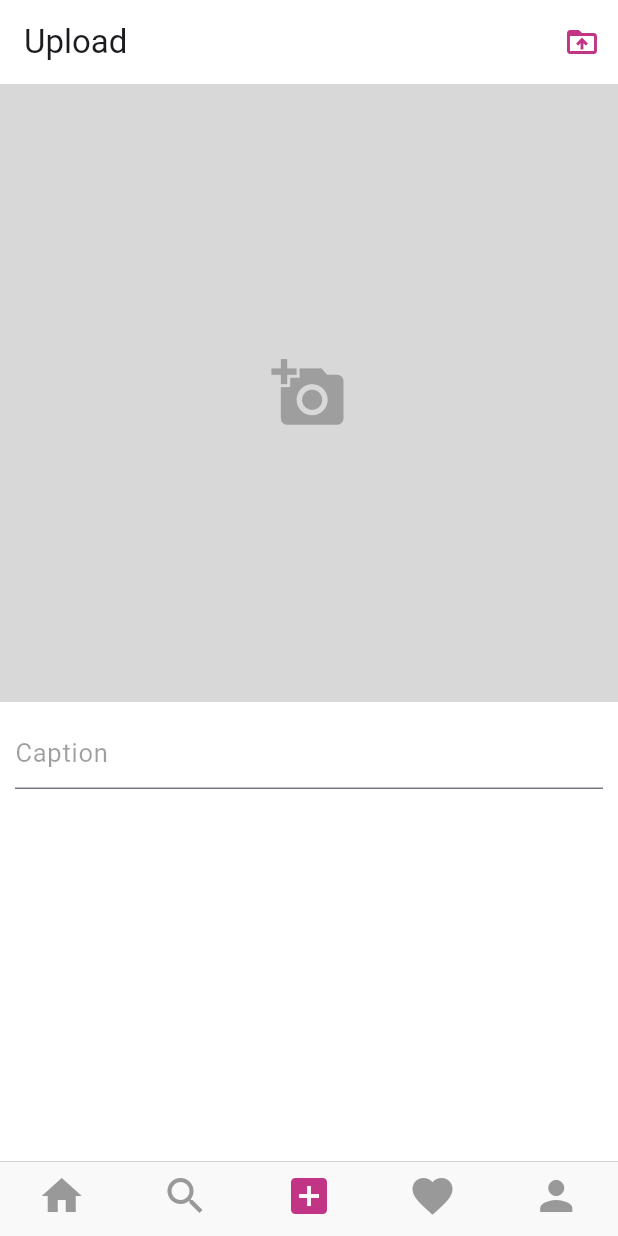
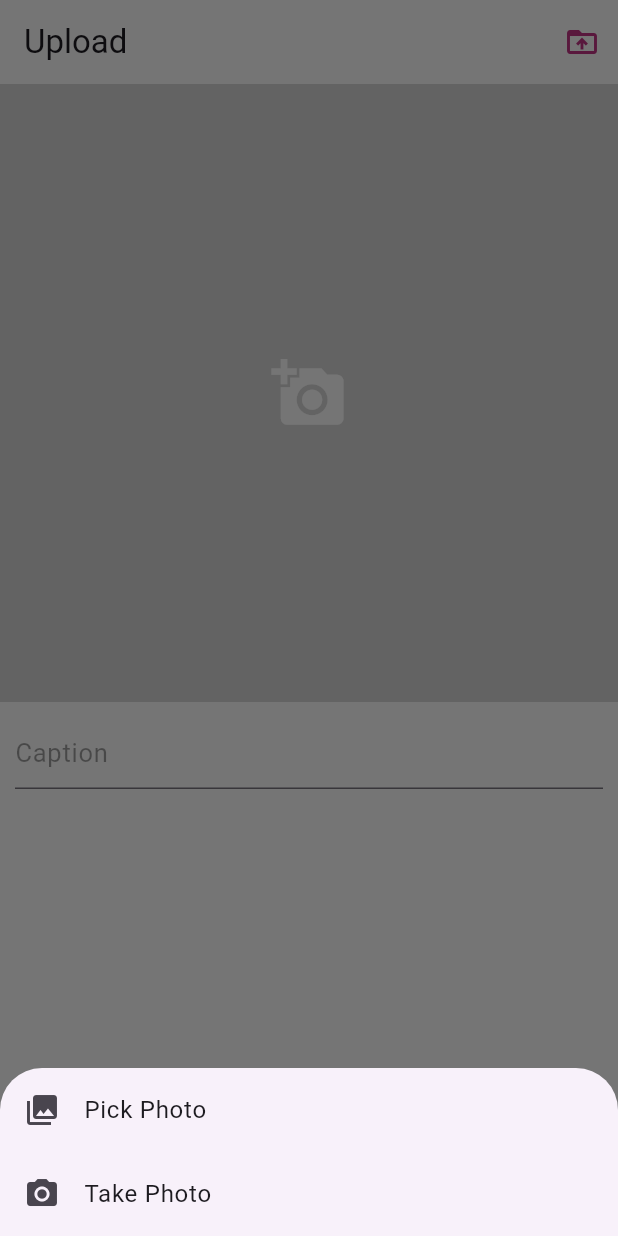
Before and after one commit to Ismat9999/insta-clone-bloc, a Flutter app: the HomePage screen opened directly, item 3 of the bottom bar chosen, after a tap on the "add a photo" icon, on a phone screen of 412 x 824 dp. Run offline on Flutter 3.47's test engine with Material 3 defaults, Android fonts, the phone set to English and light mode, and no system bars; our stand-ins replace bloc, cached_network_image, cloud_firestore, device_info_plus, equatable, eva_icons_flutter and 10 more; accounts and stored records are empty.

Commit message:
insta bloc notification

```diff
--- a/lib/presantation/bloc/myupload/my_upload_bloc.dart
+++ b/lib/presantation/bloc/myupload/my_upload_bloc.dart
@@ -1,69 +1,47 @@
-import 'dart:io';
-
 import 'package:bloc/bloc.dart';
 import 'package:flutter/material.dart';
-import 'package:image_picker/image_picker.dart';
 import 'package:instaclonebloc/presantation/bloc/myupload/my_upload_event.dart';
 import 'package:instaclonebloc/presantation/bloc/myupload/my_upload_state.dart';
+import 'package:instaclonebloc/presantation/bloc/myupload/picker_bloc.dart';
+import 'package:instaclonebloc/presantation/bloc/myupload/picker_event.dart';
 
 import '../../../core/services/file_service.dart';
 import '../../../data/datasources/remote/services/db_service.dart';
 import '../../../data/models/post_model.dart';
 
-class MyUploadBloc extends Bloc<MyUploadEvent, MyUploadState> {
+class MyUploadBloc extends Bloc<UploadPostsEvent, MyUploadState> {
   bool isLoading = false;
   var captionController = TextEditingController();
-  final ImagePicker picker = ImagePicker();
-  File? pickedImage;
 
-  MyUploadBloc() : super(UploadInitialState());
 
-  uploadNewPost(PageController pageController) async{
-    String caption = captionController.text.toString().trim();
-    if (caption.isEmpty) return;
-    if (pickedImage == null) return;
-
-    isLoading = true;
-
-    String img_post = await FileService.uploadPostImage(pickedImage!);
-    Post post = Post(caption, img_post);
-    Post mypost= await DBService.storePost(post);
-    await DBService.storeFeed(mypost);
-
-    isLoading = false;
-
-    clearImageAndCaption(pageController);
+  MyUploadBloc() : super(UploadInitialState()) {
+    on<UploadPostsEvent>(_onUploadPostsEvent);
   }
 
-  clearImageAndCaption(PageController pageController) {
-    captionController.text = "";
-    removePickedImage();
-    moveToFeedPage(pageController);
+  Future<void> _onUploadPostsEvent(
+      UploadPostsEvent event, Emitter<MyUploadState> emit) async {
+    var downloadUrl = await FileService.uploadPostImage(event.image);
+    if (downloadUrl.isEmpty) {
+      emit(UploadFailureState("Please try again later"));
+    }
+    Post post = Post(event.caption, downloadUrl);
+    // Post to posts
+    Post mypost = await DBService.storePost(post);
+    await DBService.storeFeed(mypost);
+    emit(UploadSuccsesState());
   }
 
-  moveToFeedPage(PageController pageController) {
+  moveToFeedPage(PageController pageController,PickerBloc pickerBloc) {
+    captionController.text = "";
+    pickerBloc.add(ClearedPhotoEvent());
     pageController.animateToPage(0,
         duration: Duration(milliseconds: 200), curve: Curves.easeIn);
   }
 
-  void imgFromGallery() async {
-    XFile? image =
-        await picker.pickImage(source: ImageSource.gallery, imageQuality: 50);
-    if (image != null) {
-      pickedImage = File(image.path);
-    }
-    emit(UploadSuccsesState());
-  }
-
-  void imgFromCamera() async {
-    XFile? image =
-        await picker.pickImage(source: ImageSource.camera, imageQuality: 50);
-    pickedImage = File(image!.path);
-    emit(UploadSuccsesState());
-  }
-
-  removePickedImage() {
-    pickedImage = null;
-    emit(UploadSuccsesState());
+  uploadNewPost(PickerBloc pickerBloc) {
+    String caption = captionController.text.toString().trim();
+    if (caption.isEmpty) return;
+    if (pickerBloc.image == null) return;
+    add(UploadPostsEvent(caption: caption, image: pickerBloc.image!));
   }
 }
--- a/lib/presantation/bloc/myupload/my_upload_event.dart
+++ b/lib/presantation/bloc/myupload/my_upload_event.dart
@@ -1,6 +1,16 @@
-abstract class MyUploadEvent {}
+import 'dart:io';
 
-class UploadEvent extends MyUploadEvent{
+import 'package:equatable/equatable.dart';
+
+abstract class MyUploadEvent extends Equatable {
+  const MyUploadEvent();
+}
+
+class UploadPostsEvent extends MyUploadEvent {
+  String caption;
+  File image;
+
+  UploadPostsEvent({required this.caption, required this.image});
   @override
   List<Object?> get props => [];
 }
--- a/lib/presantation/bloc/myupload/my_upload_state.dart
+++ b/lib/presantation/bloc/myupload/my_upload_state.dart
@@ -1,16 +1,13 @@
 abstract class MyUploadState {}
 
-class  UploadInitialState extends MyUploadState{
-  @override
-  List<Object?> get props => [];
+class UploadInitialState extends MyUploadState {}
+
+class UploadLoadingState extends MyUploadState {}
+
+class UploadSuccsesState extends MyUploadState {}
+
+class UploadFailureState extends MyUploadState {
+  final String errorMessage;
+
+  UploadFailureState(this.errorMessage);
 }
-
-class  UploadLoadingState extends MyUploadState{
-  @override
-  List<Object?> get props => [];
-}
-
-class  UploadSuccsesState extends MyUploadState{
-  @override
-  List<Object?> get props => [];
-}
--- /dev/null
+++ b/lib/presantation/bloc/myupload/picker_bloc.dart
@@ -0,0 +1,70 @@
+import 'dart:io';
+
+import 'package:bloc/bloc.dart';
+import 'package:flutter/cupertino.dart';
+import 'package:flutter/material.dart';
+import 'package:image_picker/image_picker.dart';
+import 'package:instaclonebloc/presantation/bloc/myupload/picker_event.dart';
+import 'package:instaclonebloc/presantation/bloc/myupload/picker_state.dart';
+
+
+class PickerBloc extends Bloc<PickerEvent, PickerState>{
+  var pickedImage = ImagePicker();
+  File? image;
+
+  PickerBloc(): super (PickInitilaState()){
+    on<SelectedPhotoEvent>(_onSelectedPhotoEvent);
+    on<ClearedPhotoEvent>(_onClearedPhotoEvent);
+  }
+  Future<void>_onSelectedPhotoEvent(SelectedPhotoEvent event, Emitter<PickerState> emit)async{
+    image= event.image;
+    emit(SelectedPhotoState());
+}
+
+Future<void>_onClearedPhotoEvent(ClearedPhotoEvent event, Emitter<PickerState> emit)async{
+    image=null;
+    emit(ClearedPhotoState());
+}
+
+  void imgFromGallery() async {
+    XFile? image = await pickedImage.pickImage(
+        source: ImageSource.gallery, imageQuality: 50);
+    add(SelectedPhotoEvent(image: File(image!.path)));
+  }
+
+  void imgFromCamera() async {
+    XFile? image = await pickedImage.pickImage(
+        source: ImageSource.camera, imageQuality: 50);
+    add(SelectedPhotoEvent(image: File(image!.path)));
+  }
+
+  void showPicker(context) {
+    showModalBottomSheet(
+        context: context,
+        builder: (BuildContext context) {
+          return SafeArea(
+            child: Wrap(
+              children: [
+                ListTile(
+                  leading: const Icon(Icons.photo_library),
+                  title: const Text('Pick Photo'),
+                  onTap: () {
+                    imgFromGallery();
+                    Navigator.of(context).pop();
+                  },
+                ),
+                ListTile(
+                  leading: const Icon(Icons.photo_camera),
+                  title: const Text('Take Photo'),
+                  onTap: () {
+                    imgFromGallery();
+                    Navigator.of(context).pop();
+                  },
+                ),
+              ],
+            ),
+          );
+        });
+  }
+
+}
--- /dev/null
+++ b/lib/presantation/bloc/myupload/picker_event.dart
@@ -0,0 +1,21 @@
+import 'dart:io';
+
+import 'package:equatable/equatable.dart';
+
+abstract class PickerEvent extends Equatable {
+  const PickerEvent();
+}
+
+class SelectedPhotoEvent extends PickerEvent {
+  File? image;
+
+  SelectedPhotoEvent({required this.image});
+
+  @override
+  List<Object?> get props => [];
+}
+
+class ClearedPhotoEvent extends PickerEvent {
+  @override
+  List<Object?> get props => [];
+}
--- /dev/null
+++ b/lib/presantation/bloc/myupload/picker_state.dart
@@ -0,0 +1,7 @@
+abstract class PickerState {}
+
+class PickInitilaState extends PickerState {}
+
+class SelectedPhotoState extends PickerState {}
+
+class ClearedPhotoState extends PickerState {}
--- a/lib/presantation/pages/home_page.dart
+++ b/lib/presantation/pages/home_page.dart
@@ -8,6 +8,7 @@ import 'package:instaclonebloc/presantation/bloc/mylikes/my_likes_bloc.dart';
 import 'package:instaclonebloc/presantation/bloc/myprofile/my_profile_bloc.dart';
 import 'package:instaclonebloc/presantation/bloc/mysearch/my_search_bloc.dart';
 import 'package:instaclonebloc/presantation/bloc/myupload/my_upload_bloc.dart';
+import 'package:instaclonebloc/presantation/bloc/myupload/picker_bloc.dart';
 import 'package:instaclonebloc/presantation/pages/support_page/my_feed_page.dart';
 import 'package:instaclonebloc/presantation/pages/support_page/my_likes_page.dart';
 import 'package:instaclonebloc/presantation/pages/support_page/my_profile_page.dart';
@@ -43,23 +44,29 @@ class _HomePageState extends State<HomePage> {
                 controller: pageController,
                 children: [
                 BlocProvider(
-                create: (context)=>MyFeedBloc(),
+                create: (context) => MyFeedBloc(),
         child: MyFeedPage(pageController: pageController,),
         ),
         BlocProvider(
-                create: (context)=>MySearchBloc(),
+        create: (context) => MySearchBloc(),
         child: MySearchPage(),
         ),
+        MultiBlocProvider(
+        providers: [BlocProvider(
+        create: (context) => MyUploadBloc(),
+        ),
         BlocProvider(
-                create: (context)=>MyUploadBloc(),
+        create: (context)=> PickerBloc(),
+        ),
+        ],
         child: MyUploadPage(pageController: pageController),
         ),
         BlocProvider(
-                create: (context)=>MyLikesBloc(),
+        create: (context) => MyLikesBloc(),
         child: MyLikesPage(),
         ),
         BlocProvider(
-                create: (context)=>MyProfileBloc(),
+        create: (context) => MyProfileBloc(),
         child: MyProfilePage(),
         ),
         ],
--- a/lib/presantation/pages/support_page/my_upload_page.dart
+++ b/lib/presantation/pages/support_page/my_upload_page.dart
@@ -2,9 +2,12 @@ import 'package:flutter/material.dart';
 import 'package:flutter_bloc/flutter_bloc.dart';
 import 'package:instaclonebloc/presantation/bloc/myupload/my_upload_bloc.dart';
 import 'package:instaclonebloc/presantation/bloc/myupload/my_upload_state.dart';
+import 'package:instaclonebloc/presantation/bloc/myupload/picker_bloc.dart';
+import 'package:instaclonebloc/presantation/widgets/views/view_of_upload_page.dart';
 
 class MyUploadPage extends StatefulWidget {
   final PageController pageController;
+
   const MyUploadPage({super.key, required this.pageController});
 
   @override
@@ -13,103 +16,30 @@ class MyUploadPage extends StatefulWidget {
 
 class _MyUploadPageState extends State<MyUploadPage> {
   late MyUploadBloc uploadBloc;
+  late PickerBloc pickerBloc;
+  PageController pageController= PageController();
+
 
   @override
   void initState() {
     super.initState();
-    uploadBloc= context.read<MyUploadBloc>();
+    uploadBloc = context.read<MyUploadBloc>();
+    pickerBloc = context.read<PickerBloc>();
+  }
 
-  }
   @override
   Widget build(BuildContext context) {
-    return BlocBuilder<MyUploadBloc, MyUploadState>(
-      builder: (context, state){
-        return Scaffold(
-          backgroundColor: Colors.white,
-          appBar: AppBar(
-            backgroundColor: Colors.white,
-            title: Text("Upload"),
-            actions: [
-              IconButton(
-                onPressed: (){
-                  uploadBloc.uploadNewPost(widget.pageController);
-                },
-                icon: Icon(Icons.drive_folder_upload, color: Color.fromRGBO(193, 53, 132, 1),),
-              ),
-            ],
-          ),
-          body: BlocBuilder<MyUploadBloc, MyUploadState>(
-            builder: (context, state){
-              return Stack(
-                children: [
-                  SingleChildScrollView(
-                    child: SizedBox(
-                      width: double.infinity,
-                      child: Column(
-                        children: [
-                          GestureDetector(
-                            onTap: (){
-                              uploadBloc.imgFromGallery();
-                            },
-                            child: Container(
-                              width: double.infinity,
-                              height: MediaQuery.of(context).size.width,
-                              color: Colors.grey.withOpacity(0.4),
-                              child: uploadBloc.pickedImage == null
-                                  ? Center(
-                                child: Icon(Icons.add_a_photo,size: 50,color: Colors.grey,),
-                              ): Stack(
-                                children: [
-                                  Image.file(
-                                    uploadBloc.pickedImage!,
-                                    width: double.infinity,
-                                    height: double.infinity,
-                                    fit: BoxFit.cover,
-                                  ),
-                                  Container(
-                                    width: double.infinity,
-                                    color: Colors.black12,
-                                    padding: EdgeInsets.all(10),
-                                    child: Column(
-                                      crossAxisAlignment: CrossAxisAlignment.end,
-                                      children: [
-                                        IconButton(
-                                          onPressed: (){
-                                            uploadBloc.removePickedImage();
-                                          },
-                                          icon: Icon(Icons.highlight_remove,color: Colors.white,size: 30,),
-                                        ),
-                                      ],
-                                    ),
-                                  ),
-                                ],
-                              ),
-                            ),
-                          ),
-                          Container(
-                            margin: EdgeInsets.only(left: 10, right: 10, top: 10),
-                            child: TextField(
-                              controller: uploadBloc.captionController,
-                              style: TextStyle(color: Colors.black),
-                              keyboardType: TextInputType.multiline,
-                              minLines: 1,
-                              maxLines: 5,
-                              decoration: InputDecoration(
-                                hintText:"Caption",
-                                hintStyle: TextStyle(fontSize: 17, color: Colors.black38),
-                              ),
-                            ),
-                          ),
-                        ],
-                      ),
-                    ),
-                  ),
-                  uploadBloc.isLoading ? Center(child: CircularProgressIndicator(),):SizedBox.shrink(),
-                ],
-              );
-            },
-          ),
-        );
+    return BlocConsumer<MyUploadBloc, MyUploadState>(
+      listener: (context, state) {
+        if (state is UploadSuccsesState) {
+          uploadBloc.moveToFeedPage(pageController, pickerBloc);
+        }
+      },
+      builder: (context, state) {
+        if (state is UploadLoadingState) {
+          return viewOfUploadPage(context, uploadBloc, pickerBloc, false);
+        }
+        return viewOfUploadPage(context, uploadBloc, pickerBloc, false);
       },
     );
   }
--- /dev/null
+++ b/lib/presantation/widgets/views/view_of_upload_page.dart
@@ -0,0 +1,110 @@
+import 'package:flutter/material.dart';
+import 'package:flutter_bloc/flutter_bloc.dart';
+import 'package:instaclonebloc/presantation/bloc/myupload/my_upload_bloc.dart';
+import 'package:instaclonebloc/presantation/bloc/myupload/picker_bloc.dart';
+import 'package:instaclonebloc/presantation/bloc/myupload/picker_event.dart';
+import 'package:instaclonebloc/presantation/bloc/myupload/picker_state.dart';
+
+Widget viewOfUploadPage(BuildContext context, MyUploadBloc uploadBloc,
+    PickerBloc pickerBloc, bool isLoading) {
+  return Scaffold(
+    backgroundColor: Colors.white,
+    appBar: AppBar(
+      backgroundColor: Colors.white,
+      title: Text("Upload"),
+      actions: [
+        IconButton(
+          onPressed: () {
+            uploadBloc.uploadNewPost(pickerBloc);
+          },
+          icon: Icon(
+            Icons.drive_folder_upload,
+            color: Color.fromRGBO(193, 53, 132, 1),
+          ),
+        ),
+      ],
+    ),
+    body: Stack(
+        children: [
+      SingleChildScrollView(
+        child: SizedBox(
+          width: double.infinity,
+          child: Column(children: [
+            GestureDetector(
+              onTap: () {
+                pickerBloc.showPicker(context);
+              },
+              child: Container(
+                width: double.infinity,
+                height: MediaQuery.of(context).size.width,
+                color: Colors.grey.withOpacity(0.4),
+                child: BlocConsumer<PickerBloc, PickerState>(
+                    listener: (context, state) {},
+                    builder: (context, state) {
+                      if (state is SelectedPhotoState) {
+                        return Stack(
+                          children: [
+                            Image.file(
+                              pickerBloc.image!,
+                              width: double.infinity,
+                              height: double.infinity,
+                              fit: BoxFit.cover,
+                            ),
+                            Container(
+                              width: double.infinity,
+                              color: Colors.black12,
+                              padding: EdgeInsets.all(10),
+                              child: Column(
+                                crossAxisAlignment: CrossAxisAlignment.end,
+                                children: [
+                                  IconButton(
+                                    onPressed: () {
+                                      pickerBloc.add(ClearedPhotoEvent());
+                                    },
+                                    icon: Icon(
+                                      Icons.highlight_remove,
+                                      color: Colors.white,
+                                    ),
+                                  ),
+                                ],
+                              ),
+                            ),
+                          ],
+                        );
+                      }
+                      return const Center(
+                        child: Icon(
+                          Icons.add_a_photo,
+                          size: 50,
+                          color: Colors.white,
+                        ),
+                      );
+                    }),
+              ),
+            ),
+            Container(
+              margin: EdgeInsets.only(left: 10, right: 10, top: 10),
+              child: TextField(
+                controller: uploadBloc.captionController,
+                style: TextStyle(color: Colors.black),
+                keyboardType: TextInputType.multiline,
+                minLines: 1,
+                maxLines: 5,
+                decoration: InputDecoration(
+                  hintText: "Caption",
+                  hintStyle: TextStyle(fontSize: 17, color: Colors.black38),
+                ),
+              ),
+            ),
+          ]),
+        ),
+      ),
+          uploadBloc.isLoading
+              ?  Center(
+            child: CircularProgressIndicator(),
+          )
+              : const SizedBox.shrink(),
+    ]
+    ),
+  );
+}
```
Lines whose indentation alone changed are shown as unchanged.
